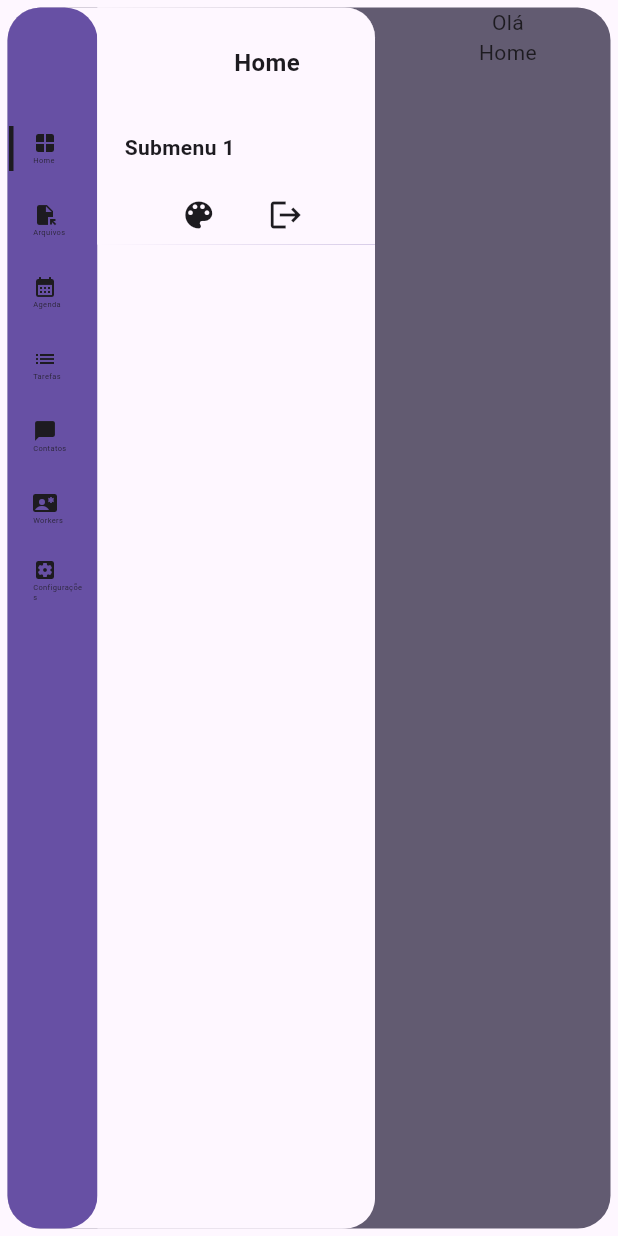
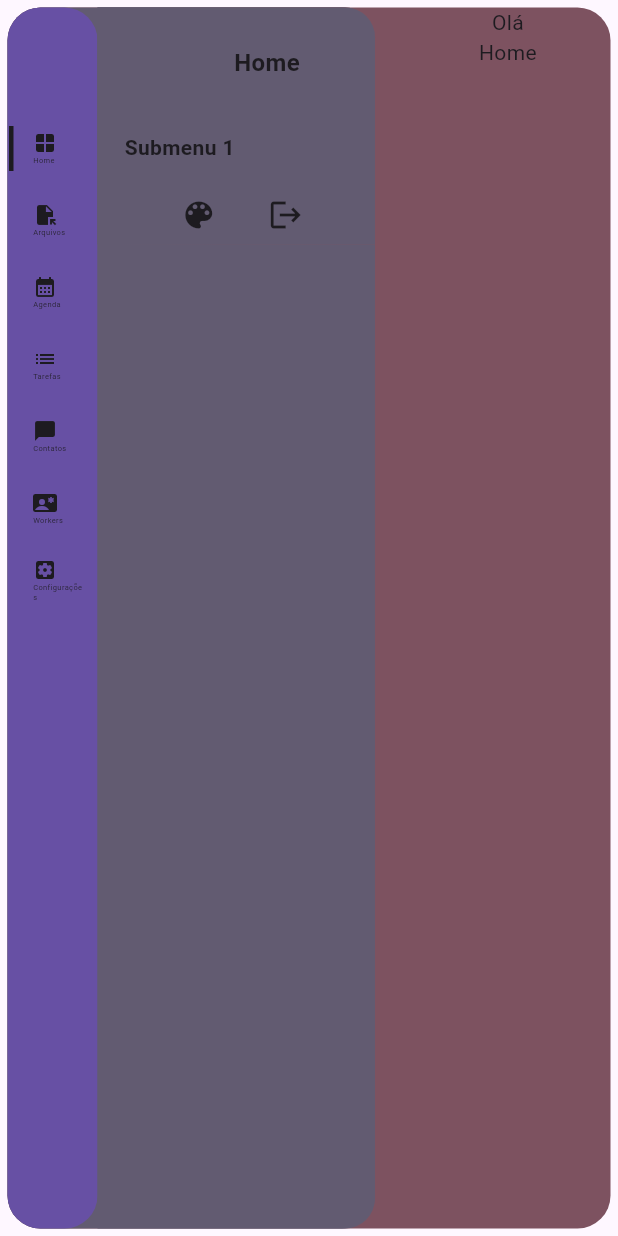
Before and after one commit to jacksonsr451/widget_aside_menu, a Flutter app: the screen it shows after launch, after a tap on "Home", on a phone screen of 412 x 824 dp. Run offline on Flutter 3.47's test engine with Material 3 defaults, Android fonts, the phone set to English and light mode, and no system bars.

Commit message:
:refactor: update colors default by theme template

```diff
--- a/lib/components/side_menu_items.dart
+++ b/lib/components/side_menu_items.dart
@@ -36,7 +36,7 @@ class _SideMenuItemsState extends State<SideMenuItems> {
     return Container(
       width: widget.isSubmenuVisible ? 245 : 60,
       decoration: BoxDecoration(
-        color: Theme.of(context).colorScheme.background,
+        color: Theme.of(context).colorScheme.secondary,
         borderRadius: BorderRadius.circular(22),
       ),
       child: Row(
--- a/lib/components/submenu_item.dart
+++ b/lib/components/submenu_item.dart
@@ -49,7 +49,7 @@ class _SubmenuItemState extends State<SubmenuItem> {
           decoration: BoxDecoration(
             color: isSelected
                 ? Theme.of(context).colorScheme.tertiary
-                : Theme.of(context).colorScheme.background,
+                : Theme.of(context).colorScheme.secondary,
             borderRadius: isSelected
                 ? const BorderRadius.only(
                     topLeft: Radius.circular(20),
--- a/lib/components/submenu_list.dart
+++ b/lib/components/submenu_list.dart
@@ -48,8 +48,8 @@ class _SubmenuListState extends State<SubmenuList> {
                   begin: Alignment.centerLeft,
                   end: Alignment.centerRight,
                   colors: [
-                    Theme.of(context).colorScheme.background,
-                    Theme.of(context).colorScheme.primary,
+                    Theme.of(context).colorScheme.secondary,
+                    Theme.of(context).colorScheme.tertiary,
                   ],
                 ),
               ),
@@ -73,14 +73,14 @@ class _SubmenuListState extends State<SubmenuList> {
               begin: Alignment.centerLeft,
               end: Alignment.centerRight,
               colors: [
-                Theme.of(context).colorScheme.background,
-                Theme.of(context).colorScheme.primary,
+                Theme.of(context).colorScheme.secondary,
+                Theme.of(context).colorScheme.tertiary,
               ],
             ),
           ),
           child: Container(
             decoration: BoxDecoration(
-              color: Theme.of(context).colorScheme.background,
+              color: Theme.of(context).colorScheme.secondary,
               borderRadius: BorderRadius.only(
                 topRight:
                     Radius.circular(_selectedIndex == _lastIndex ? 20 : 0),
--- a/lib/components/submenu_title.dart
+++ b/lib/components/submenu_title.dart
@@ -18,8 +18,8 @@ class SubmenuTitle extends StatelessWidget {
           begin: Alignment.centerLeft,
           end: Alignment.centerRight,
           colors: [
-            Theme.of(context).colorScheme.background,
             Theme.of(context).colorScheme.secondary,
+            Theme.of(context).colorScheme.tertiary,
           ],
         ),
         borderRadius: const BorderRadius.only(
@@ -30,7 +30,7 @@ class SubmenuTitle extends StatelessWidget {
         width: 185,
         padding: const EdgeInsets.only(top: 25.00, right: 50, bottom: 25.00),
         decoration: BoxDecoration(
-          color: Theme.of(context).colorScheme.background,
+          color: Theme.of(context).colorScheme.secondary,
           borderRadius: BorderRadius.only(
             topRight: const Radius.circular(20),
             bottomRight: Radius.circular(hasTopBorderRadius ? 20.0 : 0),
--- a/lib/components/submenu_widget.dart
+++ b/lib/components/submenu_widget.dart
@@ -25,7 +25,7 @@ class _SubmenuWidgetState extends State<SubmenuWidget> {
     return Container(
       width: 185,
       decoration: BoxDecoration(
-        color: Theme.of(context).colorScheme.background,
+        color: Theme.of(context).colorScheme.secondary,
         borderRadius: const BorderRadius.only(
           topRight: Radius.circular(20.0),
           bottomRight: Radius.circular(20.0),
--- a/lib/side_menu_widget.dart
+++ b/lib/side_menu_widget.dart
@@ -44,7 +44,7 @@ class _SideMenuWidgetState extends State<SideMenuWidget> {
               padding: EdgeInsets.all(space),
               child: Container(
                 decoration: BoxDecoration(
-                  color: Theme.of(context).colorScheme.secondary,
+                  color: Theme.of(context).colorScheme.tertiary,
                   borderRadius: BorderRadius.circular(22),
                 ),
                 child: Stack(
```
